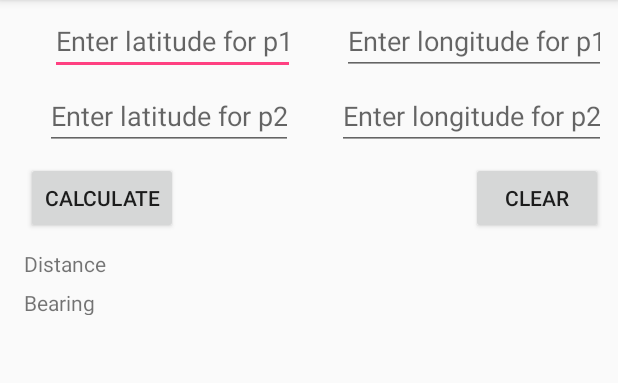
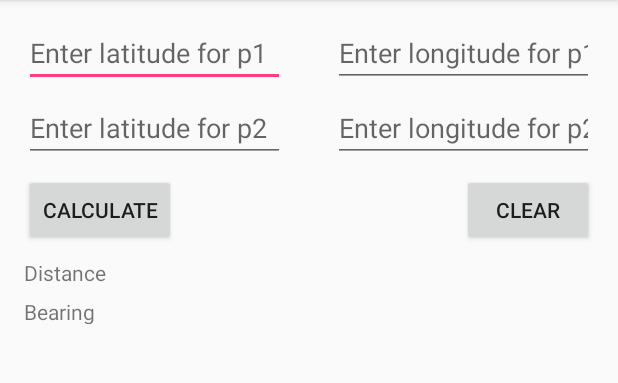
Before and after one commit to kyle-flynn/Computer-Science, an Android app: the screen it shows after launch (MainActivity), on a phone screen of 412 x 824 dp, the part 84-467 px from its top. Run offline under Robolectric (Android 15) with nearby library versions, the phone set to English and light mode, and no system bars.

Commit message:
Main activity constraints added.

```diff
--- a/CIS 357/HW #4/app/src/main/res/layout/activity_settings.xml
+++ b/CIS 357/HW #4/app/src/main/res/layout/activity_settings.xml
@@ -23,8 +23,8 @@
         android:id="@+id/textView"
         android:layout_width="108dp"
         android:layout_height="23dp"
-        android:layout_marginLeft="8dp"
-        android:layout_marginTop="8dp"
+        android:layout_marginLeft="16dp"
+        android:layout_marginTop="16dp"
         android:text="Miles"
         app:layout_constraintLeft_toLeftOf="parent"
         app:layout_constraintTop_toTopOf="parent"
@@ -39,7 +39,10 @@
         app:layout_constraintTop_toBottomOf="@+id/textView"
         android:layout_marginLeft="8dp"
         app:layout_constraintLeft_toLeftOf="parent"
-        android:layout_marginStart="8dp" />
+        android:layout_marginStart="8dp"
+        app:layout_constraintRight_toLeftOf="@+id/spinnerDegrees"
+        android:layout_marginRight="8dp"
+        app:layout_constraintHorizontal_bias="0.0" />
 
     <Spinner
         android:id="@+id/spinnerMiles"
@@ -50,16 +53,15 @@
         android:layout_marginRight="8dp"
         app:layout_constraintRight_toRightOf="parent"
         app:layout_constraintTop_toTopOf="parent"
-        android:layout_marginTop="8dp" />
+        android:layout_marginTop="16dp"
+        app:layout_constraintHorizontal_bias="1.0"
+        android:layout_marginBottom="8dp"
+        app:layout_constraintBottom_toTopOf="@+id/spinnerDegrees" />
 
     <Spinner
         android:id="@+id/spinnerDegrees"
         android:layout_width="243dp"
         android:layout_height="20dp"
-        android:layout_marginLeft="8dp"
-        android:layout_marginRight="8dp"
-        android:layout_marginTop="8dp"
-        app:layout_constraintLeft_toRightOf="@+id/textView2"
-        app:layout_constraintRight_toRightOf="parent"
-        app:layout_constraintTop_toBottomOf="@+id/spinnerMiles" />
+        tools:layout_editor_absoluteY="47dp"
+        tools:layout_editor_absoluteX="133dp" />
 </android.support.constraint.ConstraintLayout>
--- a/CIS 357/HW #4/app/src/main/res/layout/content_main.xml
+++ b/CIS 357/HW #4/app/src/main/res/layout/content_main.xml
@@ -10,55 +10,58 @@
 
     <EditText
         android:id="@+id/textLatOne"
-        android:layout_width="163dp"
+        android:layout_width="0dp"
         android:layout_height="42dp"
-        android:layout_marginLeft="8dp"
-        android:layout_marginRight="8dp"
-        android:layout_marginTop="8dp"
-        android:ems="10"
+        android:layout_marginStart="16dp"
+        android:layout_marginTop="16dp"
+        android:layout_marginEnd="16dp"
         android:hint="Enter latitude for p1"
         android:inputType="numberDecimal"
-        app:layout_constraintHorizontal_bias="0.523"
         app:layout_constraintLeft_toLeftOf="parent"
-        app:layout_constraintRight_toLeftOf="@+id/textLonOne"
-        app:layout_constraintTop_toTopOf="parent" />
+        app:layout_constraintTop_toTopOf="parent"
+        app:layout_constraintRight_toRightOf="@+id/guideline"
+        app:layout_constraintHorizontal_bias="0.5" />
 
     <EditText
         android:id="@+id/textLonOne"
-        android:layout_width="176dp"
+        android:layout_width="0dp"
         android:layout_height="42dp"
-        android:layout_marginRight="8dp"
-        android:layout_marginTop="8dp"
+        android:layout_marginTop="16dp"
+        android:layout_marginEnd="16dp"
+        android:layout_marginStart="16dp"
         android:ems="10"
         android:hint="Enter longitude for p1"
         android:inputType="numberDecimal"
         app:layout_constraintRight_toRightOf="parent"
-        app:layout_constraintTop_toTopOf="parent" />
+        app:layout_constraintTop_toTopOf="parent"
+        app:layout_constraintLeft_toLeftOf="@+id/guideline" />
 
     <EditText
         android:id="@+id/textLatTwo"
-        android:layout_width="165dp"
+        android:layout_width="0dp"
         android:layout_height="42dp"
-        android:layout_marginLeft="8dp"
-        android:layout_marginRight="8dp"
-        android:layout_marginTop="8dp"
-        android:ems="10"
         android:hint="Enter latitude for p2"
         android:inputType="numberDecimal"
-        app:layout_constraintLeft_toLeftOf="parent"
-        app:layout_constraintRight_toLeftOf="@+id/textLonTwo"
-        app:layout_constraintTop_toBottomOf="@+id/textLatOne" />
+        android:layout_marginStart="0dp"
+        app:layout_constraintLeft_toLeftOf="@+id/textLatOne"
+        android:layout_marginEnd="0dp"
+        app:layout_constraintRight_toRightOf="@+id/textLatOne"
+        android:layout_marginTop="8dp"
+        app:layout_constraintTop_toBottomOf="@+id/textLatOne"
+        app:layout_constraintHorizontal_bias="0.50" />
 
     <EditText
         android:id="@+id/textLonTwo"
-        android:layout_width="179dp"
+        android:layout_width="0dp"
         android:layout_height="42dp"
-        android:layout_marginRight="8dp"
-        android:layout_marginTop="8dp"
-        android:ems="10"
+        android:layout_marginStart="0dp"
+        android:layout_marginEnd="0dp"
         android:hint="Enter longitude for p2"
         android:inputType="numberDecimal"
-        app:layout_constraintRight_toRightOf="parent"
+        app:layout_constraintRight_toRightOf="@+id/textLonOne"
+        app:layout_constraintLeft_toLeftOf="@+id/textLonOne"
+        app:layout_constraintHorizontal_bias="0.5"
+        android:layout_marginTop="8dp"
         app:layout_constraintTop_toBottomOf="@+id/textLonOne" />
 
     <Button
@@ -66,41 +69,48 @@
         android:layout_width="wrap_content"
         android:layout_height="wrap_content"
         android:text="Calculate"
-        app:layout_constraintRight_toLeftOf="@+id/clearBtn"
-        android:layout_marginRight="28dp"
-        android:layout_marginLeft="8dp"
-        app:layout_constraintLeft_toLeftOf="parent"
         android:layout_marginTop="8dp"
         app:layout_constraintTop_toBottomOf="@+id/textLatTwo"
-        app:layout_constraintHorizontal_bias="0.053" />
+        app:layout_constraintLeft_toLeftOf="@+id/textLatOne" />
 
     <Button
         android:id="@+id/clearBtn"
         android:layout_width="wrap_content"
         android:layout_height="wrap_content"
         android:text="Clear"
-        android:layout_marginRight="10dp"
-        app:layout_constraintRight_toRightOf="parent"
         android:layout_marginTop="8dp"
-        app:layout_constraintTop_toBottomOf="@+id/textLonTwo" />
+        app:layout_constraintTop_toBottomOf="@+id/textLonTwo"
+        app:layout_constraintRight_toRightOf="@+id/textLonOne" />
 
     <TextView
         android:id="@+id/textBear"
-        android:layout_width="156dp"
+        android:layout_width="0dp"
         android:layout_height="18dp"
         android:text="Bearing"
-        android:layout_marginLeft="16dp"
-        app:layout_constraintLeft_toLeftOf="parent"
+        app:layout_constraintLeft_toLeftOf="@+id/textLatOne"
         android:layout_marginTop="8dp"
-        app:layout_constraintTop_toBottomOf="@+id/textDist" />
+        app:layout_constraintTop_toBottomOf="@+id/textDist"
+        android:layout_marginStart="0dp"
+        android:layout_marginEnd="0dp"
+        app:layout_constraintRight_toRightOf="@+id/textLonOne" />
 
     <TextView
         android:id="@+id/textDist"
-        android:layout_width="156dp"
+        android:layout_width="0dp"
         android:layout_height="18dp"
         android:text="Distance"
-        android:layout_marginLeft="16dp"
-        app:layout_constraintLeft_toLeftOf="parent"
-        android:layout_marginTop="10dp"
-        app:layout_constraintTop_toBottomOf="@+id/calculateBtn" />
+        android:layout_marginTop="8dp"
+        app:layout_constraintTop_toBottomOf="@+id/calculateBtn"
+        app:layout_constraintLeft_toLeftOf="@+id/textLatOne"
+        android:layout_marginStart="0dp"
+        android:layout_marginEnd="0dp"
+        app:layout_constraintRight_toRightOf="@+id/textLonOne"
+        app:layout_constraintHorizontal_bias="0.502" />
+
+    <android.support.constraint.Guideline
+        android:layout_width="wrap_content"
+        android:layout_height="wrap_content"
+        android:id="@+id/guideline"
+        android:orientation="vertical"
+        app:layout_constraintGuide_percent="0.50" />
 </android.support.constraint.ConstraintLayout>
```
